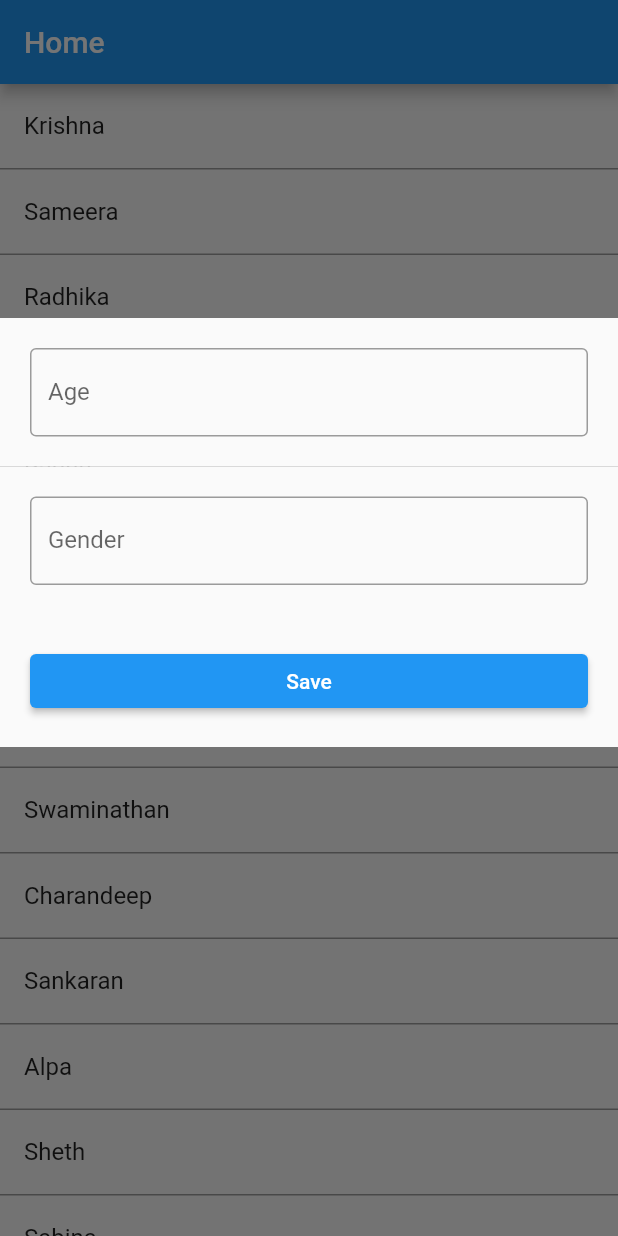
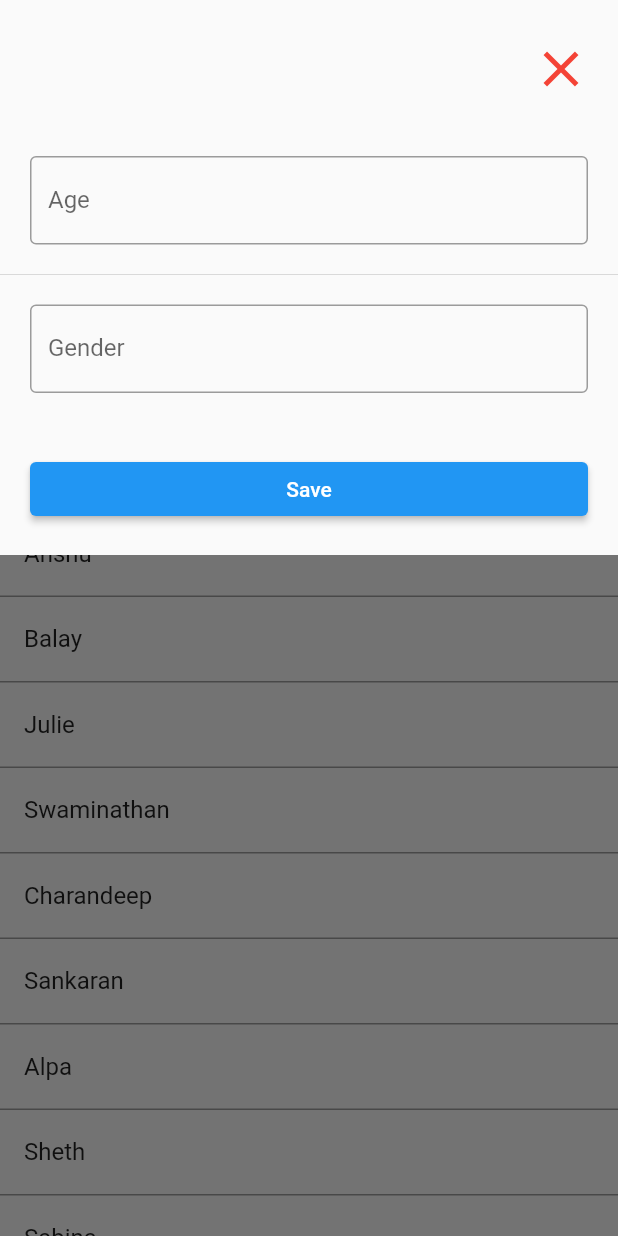
Before and after one commit to anjaneykumar7/user-login-assignment, a Flutter app: the screen it shows after launch, after a tap on "Krishna", on a phone screen of 412 x 824 dp. Run offline on Flutter 3.47's test engine with Material 2 defaults, Android fonts, the phone set to English and light mode, and no system bars; our stand-ins replace hive_flutter, nb_utils; accounts and stored records are empty.

Commit message:
Update home.dart

```diff
--- a/lib/home.dart
+++ b/lib/home.dart
@@ -103,11 +103,28 @@ class _HomeState extends State<Home> {
     return showDialog(
         context: conx,
         builder: (BuildContext context) {
-          return Center(
-            child: SizedBox(
-              height: 400,
+          return SizedBox(
             child: ListView(
               children: [
+                Material(
+                  child: Padding(
+                    padding: const EdgeInsets.all(18.0),
+                    child: Row(
+                      mainAxisAlignment: MainAxisAlignment.end,
+                      children: [
+                        IconButton(
+                            onPressed: () {
+                              Navigator.pop(conx);
+                            },
+                            icon: const Icon(
+                              Icons.close,
+                              size: 40,
+                              color: Colors.red,
+                            )),
+                      ],
+                    ),
+                  ),
+                ),
                 Material(
                   child: Padding(
                     padding: const EdgeInsets.all(20.0),
@@ -173,7 +190,6 @@ class _HomeState extends State<Home> {
                 ),
               ],
             ),
-            ),
           );
         });
   }
```
Lines whose indentation alone changed are shown as unchanged.
